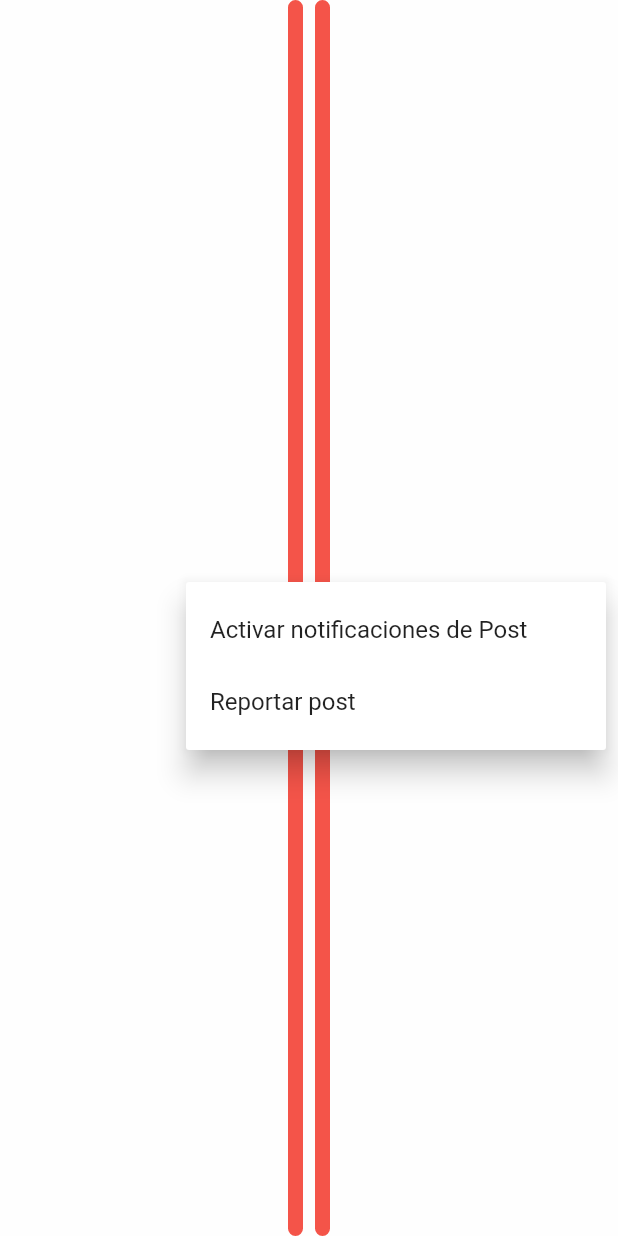
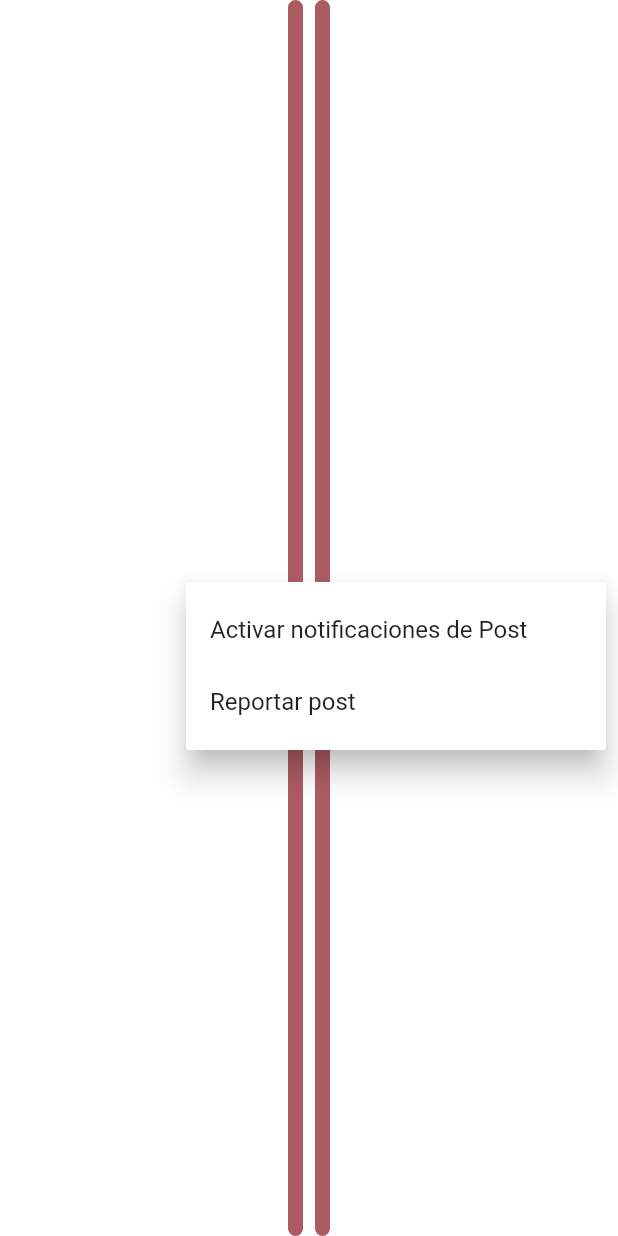
Before and after one commit to julian-martinez/21b, a Flutter app: the CardHeader widget shown alone on an empty page, opened directly with empty values, after a tap on the "more vert" icon, on a phone screen of 412 x 824 dp. Run offline on Flutter 3.47's test engine with Material 2 defaults, Android fonts, the phone set to English and light mode, and no system bars; our stand-ins replace sticky_headers; missing offline and left inert: fluttery.

Commit message:
circle color

```diff
--- a/lib/ui/card-header.dart
+++ b/lib/ui/card-header.dart
@@ -1,4 +1,5 @@
 import 'package:flutter/material.dart';
+import 'dart:math';
 
 class CardHeader extends StatefulWidget {
   CardHeader({Key key, @required this.nick, @required this.dateTime}) : super(key: key);
@@ -14,6 +15,8 @@ class _CardHeaderState extends State<CardHeader> {
 
   @override
   Widget build(BuildContext context) {
+    Color _color = getRandomColor();
+
     return new Opacity(
       opacity: 0.9,
       child: new Container(
@@ -27,7 +30,7 @@ class _CardHeaderState extends State<CardHeader> {
               mainAxisAlignment: MainAxisAlignment.center,
               children: <Widget>[
                 new DrawCircle.small(
-                  color: Colors.red,
+                  color: _color,
                   alignment: Alignment.centerRight,
                 ),
                 new Container(
@@ -35,7 +38,7 @@ class _CardHeaderState extends State<CardHeader> {
                   child: new Text(widget.nick, textAlign: TextAlign.center,),
                 ),
                 new DrawCircle.small(
-                  color: Colors.red,
+                  color: _color,
                   alignment: Alignment.centerLeft,
                 ),
               ],
@@ -51,7 +54,7 @@ class _CardHeaderState extends State<CardHeader> {
                 new Container(
                   child: new PopupMenuButton<String>(
                       itemBuilder: (BuildContext context){
-                        return Constants.choices.map((String choice){
+                        return ConstActions.choices.map((String choice){
                           return PopupMenuItem<String>(
                             value: choice,
                             child: new Text(choice),
@@ -66,6 +69,12 @@ class _CardHeaderState extends State<CardHeader> {
         ),
       )
     );
+
+  }
+
+  Color getRandomColor(){
+    final _random = new Random();
+    return ConstColors.choices[_random.nextInt(ConstColors.choices.length)];
   }
 
   String calculateDateTimeDifference(DateTime origin){
@@ -112,7 +121,24 @@ class DrawCircle extends StatelessWidget {
 }
 
 
-class Constants{
+class ConstColors{
+  static const Color olive = Color.fromRGBO(154, 155, 118, 1.0);
+  static const Color darkbeige = Color.fromRGBO(174, 156, 143, 1.0);
+  static const Color beige = Color.fromRGBO(229, 216, 205, 1.0);
+  static const Color ocre = Color.fromRGBO(236, 155, 49, 1.0);
+  static const Color salmon = Color.fromRGBO(198, 116, 100, 1.0);
+  static const Color blue = Color.fromRGBO(111, 137, 151, 1.0);
+  static const Color darkblue = Color.fromRGBO(68, 83, 92, 1.0);
+  static const Color red = Color.fromRGBO(165, 74, 83, 1.0);
+  static const Color brown = Color.fromRGBO(91, 66, 61, 1.0);
+
+  static const List<Color> choices = <Color>[
+    olive, darkbeige, beige, ocre, salmon, blue, darkblue, red, brown
+  ];
+}
+
+
+class ConstActions{
   static const String activate = 'Activar notificaciones de Post';
   static const String report = 'Reportar post';
 
```
